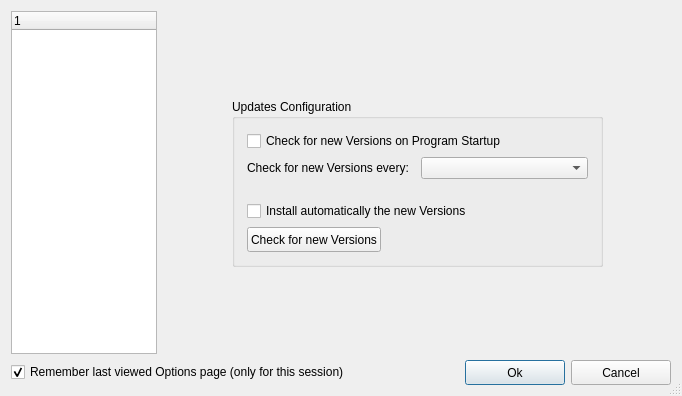
Old version of the form ui/options.ui in the repository ckorn/xvst.
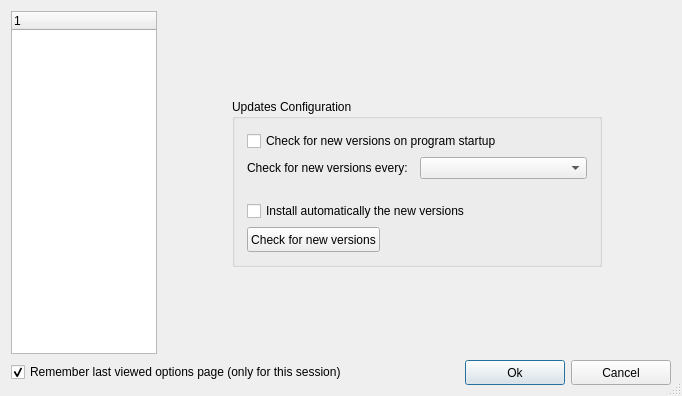
New version of the form. The open tabs and pages were chosen to show the change. Icons and pictures are not drawn.

```diff
--- a/ui/options.ui
+++ b/ui/options.ui
@@ -673,7 +673,7 @@
           <item row="0" column="0" colspan="2" >
            <widget class="QCheckBox" name="chbCheckOnStartup" >
             <property name="text" >
-             <string>Check for new Versions on Program Startup</string>
+             <string>Check for new versions on program startup</string>
             </property>
            </widget>
           </item>
@@ -682,7 +682,7 @@
             <item>
              <widget class="QLabel" name="lblUpdateEvery" >
               <property name="text" >
-               <string>Check for new Versions every:</string>
+               <string>Check for new versions every:</string>
               </property>
              </widget>
             </item>
@@ -710,7 +710,7 @@
           <item row="3" column="0" colspan="2" >
            <widget class="QCheckBox" name="chbInstallAutomatically" >
             <property name="text" >
-             <string>Install automatically the new Versions</string>
+             <string>Install automatically the new versions</string>
             </property>
            </widget>
           </item>
@@ -723,7 +723,7 @@
              </size>
             </property>
             <property name="text" >
-             <string>Check for new Versions</string>
+             <string>Check for new versions</string>
             </property>
            </widget>
           </item>
@@ -1251,7 +1251,7 @@
      <item>
       <widget class="QCheckBox" name="chbRememberView" >
        <property name="text" >
-        <string>Remember last viewed Options page (only for this session)</string>
+        <string>Remember last viewed options page (only for this session)</string>
        </property>
        <property name="checked" >
         <bool>true</bool>
```
Left out of the diff: 22 changed lines with no effect on the pictures.
